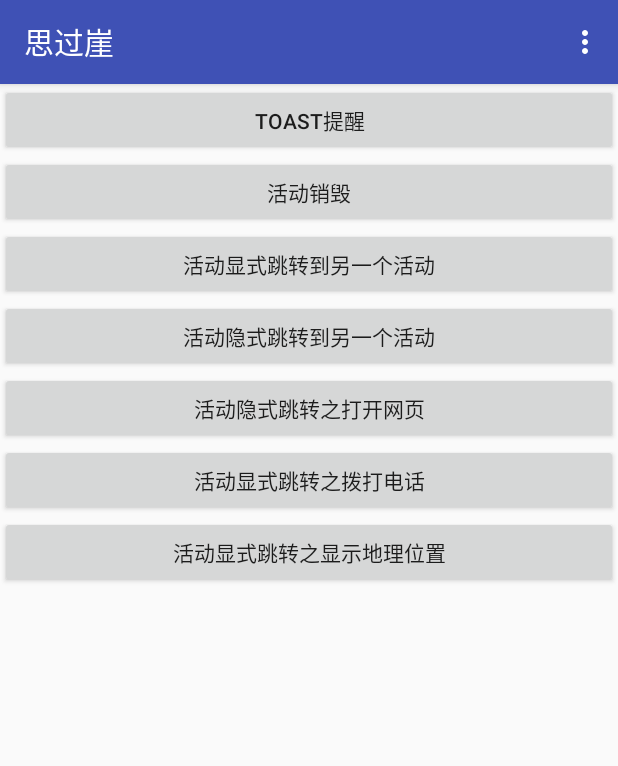
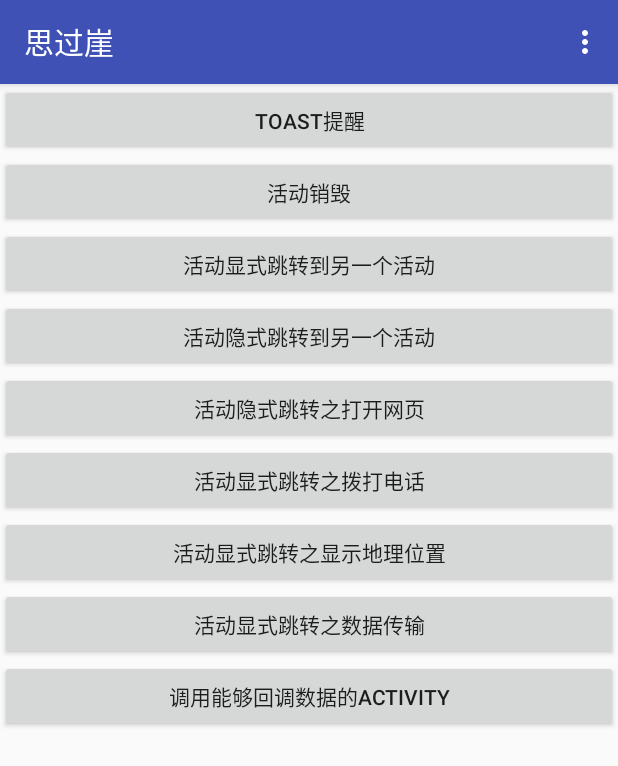
Before and after one commit to guoyu07/android-demo, an Android app: the screen it shows after launch (FirstActivity), on a phone screen of 412 x 824 dp. Shown: the top 766 px of the screen. Run offline under Robolectric (Android 15) with nearby library versions, the phone set to English and light mode, and no system bars.

Commit message:
Activity之间的数据传递以及数据回调

```diff
--- a/HelloWorld/app/src/main/java/name/siguoya/helloworld/FirstActivity.java
+++ b/HelloWorld/app/src/main/java/name/siguoya/helloworld/FirstActivity.java
@@ -4,6 +4,7 @@ import android.content.Intent;
 import android.net.Uri;
 import android.support.v7.app.AppCompatActivity;
 import android.os.Bundle;
+import android.util.Log;
 import android.view.Menu;
 import android.view.MenuItem;
 import android.view.View;
@@ -19,6 +20,7 @@ public class FirstActivity extends AppCompatActivity {
     protected void onCreate(Bundle savedInstanceState) {
         super.onCreate(savedInstanceState);
         setContentView(R.layout.first_activity);
+
         Button btn1=(Button) findViewById(R.id.button_1);
         btn1.setOnClickListener(new View.OnClickListener() {
             @Override
@@ -85,6 +87,30 @@ public class FirstActivity extends AppCompatActivity {
 
             }
         });
+        Button btn9=(Button) findViewById(R.id.button_9);
+        btn9.setOnClickListener(new View.OnClickListener() {
+            @Override
+            public void onClick(View v) {
+                //活动跳转
+                Intent intent=new Intent(FirstActivity.this, SecondActivity.class);
+                intent.putExtra("args","传递参数");
+                startActivity(intent);
+
+            }
+        });
+        Button btn10=(Button) findViewById(R.id.button_10);
+        btn10.setOnClickListener(new View.OnClickListener() {
+            @Override
+            public void onClick(View v) {
+                //活动跳转
+                Intent intent=new Intent(FirstActivity.this, FourthActivity.class);
+                //参数2用于判断回调的数据来源
+                startActivityForResult(intent,1);
+
+            }
+        });
+
+
     }
 
     //菜单注册事件
@@ -111,4 +137,18 @@ public class FirstActivity extends AppCompatActivity {
         }
         return true;
     }
+
+    @Override
+    protected void onActivityResult(int requestCode, int resultCode, Intent data) {
+        switch(requestCode){
+            case 1:
+                if(resultCode==RESULT_OK){
+                    String returnData=data.getStringExtra("data_return");
+                    Toast.makeText(FirstActivity.this,"回调的数据是"+returnData,Toast.LENGTH_SHORT).show();
+                }
+                break;
+            default:
+
+        }
+    }
 }
--- a/HelloWorld/app/src/main/res/layout/first_activity.xml
+++ b/HelloWorld/app/src/main/res/layout/first_activity.xml
@@ -41,4 +41,14 @@
         android:layout_width="match_parent"
         android:layout_height="wrap_content"
         android:text="活动显式跳转之显示地理位置" />
+    <Button
+        android:id="@+id/button_9"
+        android:layout_width="match_parent"
+        android:layout_height="wrap_content"
+        android:text="活动显式跳转之数据传输" />
+    <Button
+        android:id="@+id/button_10"
+        android:layout_width="match_parent"
+        android:layout_height="wrap_content"
+        android:text="调用能够回调数据的Activity" />
 </LinearLayout>
```
Also changed, not shown: HelloWorld/app/src/main/AndroidManifest.xml (+19 -13 lines), HelloWorld/app/src/main/java/name/siguoya/helloworld/FourthActivity.java (added, +28 -0 lines), HelloWorld/app/src/main/java/name/siguoya/helloworld/SecondActivity.java (+15 -0 lines), HelloWorld/app/src/main/res/layout/activity_fourth.xml (added, +17 -0 lines), HelloWorld/app/src/main/res/layout/activity_second.xml (+10 -8 lines).
